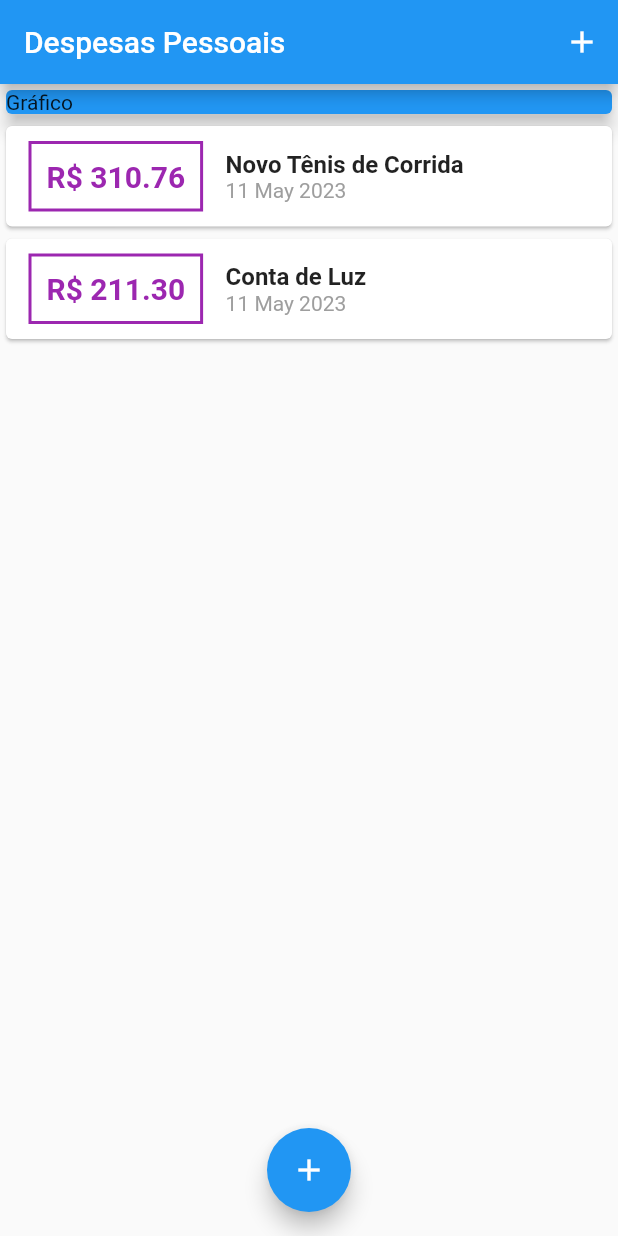
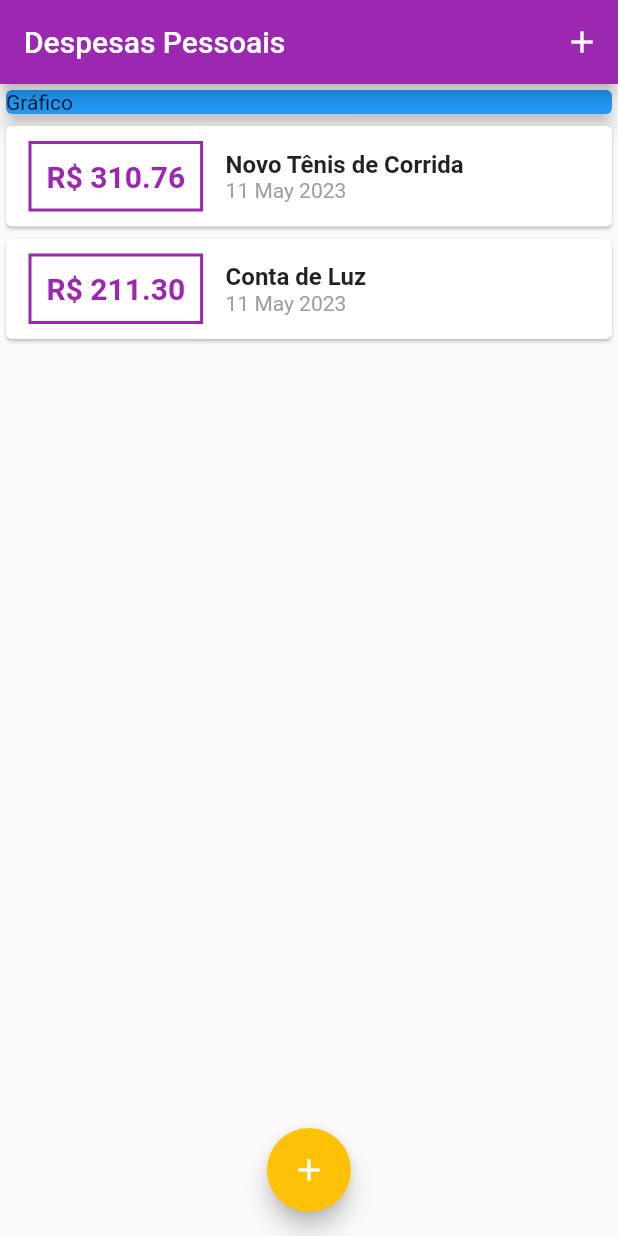
Before and after one commit to Gabrielhlc/expenses, a Flutter app: the screen it shows after launch, on a phone screen of 412 x 824 dp. Run offline on Flutter 3.47's test engine with Material 2 defaults, Android fonts, the phone set to English and light mode, and no system bars.

Commit message:
add: default theme

```diff
--- a/lib/components/transaction_list.dart
+++ b/lib/components/transaction_list.dart
@@ -26,16 +26,16 @@ class TransactionList extends StatelessWidget {
                   ),
                   decoration: BoxDecoration(
                       border: Border.all(
-                    color: Colors.purple,
+                    color: Theme.of(context).colorScheme.primary,
                     width: 2,
                   )),
                   padding: const EdgeInsets.all(10),
                   child: Text(
                     'R\$ ${tr.value.toStringAsFixed(2)}',
-                    style: const TextStyle(
+                    style: TextStyle(
                       fontWeight: FontWeight.bold,
                       fontSize: 20,
-                      color: Colors.purple,
+                      color: Theme.of(context).colorScheme.primary,
                     ),
                   ),
                 ),
--- a/lib/main.dart
+++ b/lib/main.dart
@@ -11,7 +11,13 @@ main() => runApp(ExpensesApp());
 class ExpensesApp extends StatelessWidget {
   @override
   Widget build(BuildContext context) {
-    return MaterialApp(home: MyHomePage());
+    return MaterialApp(
+      home: MyHomePage(),
+      theme: ThemeData(
+        colorScheme: ColorScheme.fromSwatch(primarySwatch: Colors.purple)
+            .copyWith(secondary: Colors.amber),
+      ),
+    );
   }
 }
 
```
